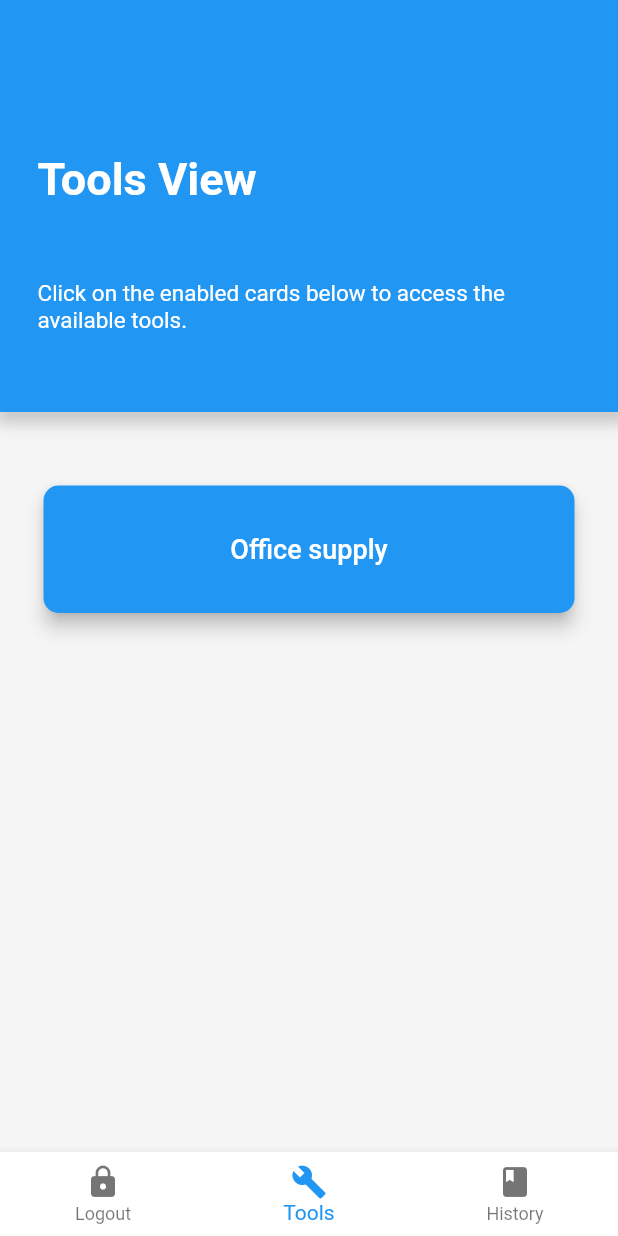
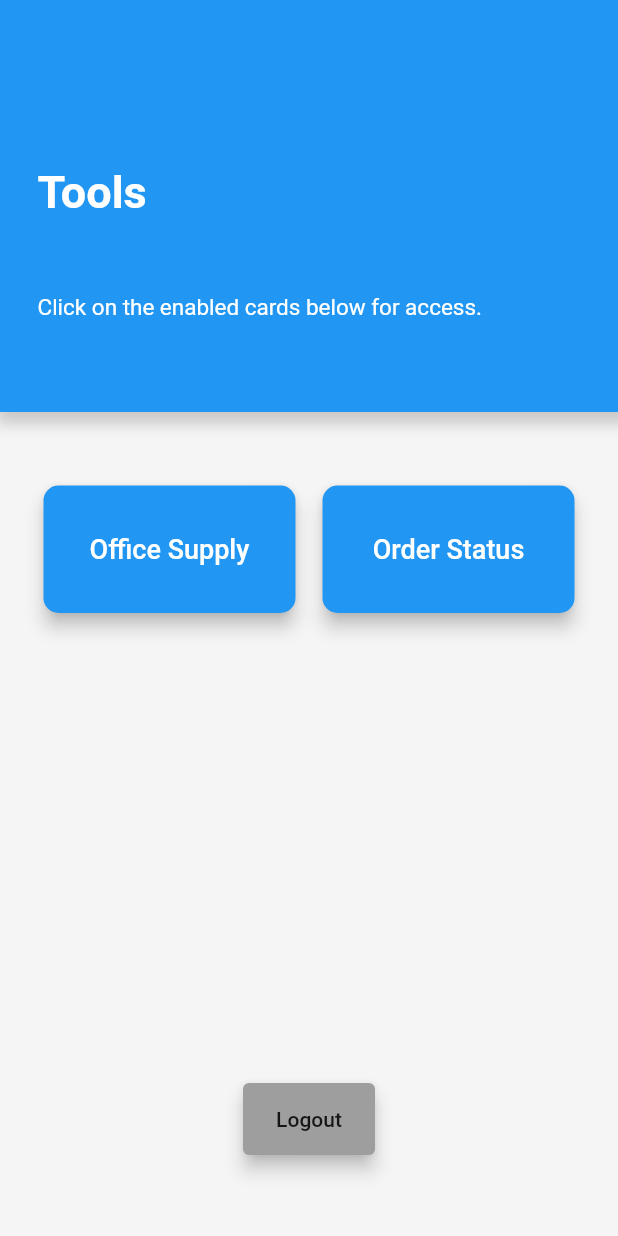
Before and after one commit to hugorodro/Handy-man-flutter-app, a Flutter app: the HomeScreen screen opened by its route, on a phone screen of 412 x 824 dp. Run offline on Flutter 3.47's test engine with Material 2 defaults, Android fonts, the phone set to English and light mode, and no system bars; project files that could hold a hidden picture were left out.

Commit message:
Minor flow changes

```diff
--- a/lunacon_app/lib/screens/homeScreen.dart
+++ b/lunacon_app/lib/screens/homeScreen.dart
@@ -8,105 +8,105 @@ class HomeScreen extends StatefulWidget {
 }
 
 class _HomeScreenState extends State<HomeScreen> {
-  int _selectedIndex;
+  // int _selectedIndex;
   String _title;
   String _instructions;
 
   @override
   void initState() {
     super.initState();
-    _selectedIndex = 1;
-    _title = "Tools View";
+    // _selectedIndex = 1;
+    _title = "Tools";
     _instructions =
-        "Click on the enabled cards below to access the available tools.";
+        "Click on the enabled cards below for access.";
   }
 
-  void switchTab(int index) {
-    setState(() {
-      _selectedIndex = index;
-      if (_selectedIndex == 0) {
-        clearCart();
-        authToken = null;
-        Navigator.pushNamed(context, '/login');
-      } else if (_selectedIndex == 1) {
-        _title = "Tools View";
-        _instructions =
-            "Click on the enabled cards to access the available tools.";
-      } else {
-        _title = "History View";
-        _instructions =
-            "Click on the enabled cards below to check your history and current statuses.";
-      }
-    });
-  }
+  // void switchTab(int index) {
+  //   setState(() {
+  //     _selectedIndex = index;
+  //     if (_selectedIndex == 0) {
+  //       clearCart();
+  //       authToken = null;
+  //       Navigator.pushNamed(context, '/login');
+  //     } else if (_selectedIndex == 1) {
+  //       _title = "Tools View";
+  //       _instructions =
+  //           "Click on the enabled cards to access the available tools.";
+  //     } else {
+  //       _title = "History View";
+  //       _instructions =
+  //           "Click on the enabled cards below to check your history and current statuses.";
+  //     }
+  //   });
+  // }
 
-  buildTable(context, int index) {
-    if (index == 1) {
+  buildTable(context,) {
+    // if (index == 1) {
       return Table(children: <TableRow>[
         TableRow(children: <Widget>[
           HomeMenuCard(
-              aCaption: 'Office supply', aRoute: '/supply', isDisabled: false),
-          // HomeMenuCard(aCaption: 'Equipment', aRoute: '', isDisabled: true),
-        ]),
+              aCaption: 'Office Supply', aRoute: '/supply', isDisabled: false),
+          HomeMenuCard(aCaption: 'Order Status', aRoute: '/supplyStatus', isDisabled: false),
+        ])]);
         // TableRow(children: <Widget>[
         //   HomeMenuCard(
         //       aCaption: 'Certifications', aRoute: '', isDisabled: true),
         //   HomeMenuCard(aCaption: 'Materials', aRoute: '', isDisabled: true),
         // ])
-      ]);
-    } else {
-      return Table(children: <TableRow>[
-        TableRow(children: <Widget>[
-          HomeMenuCard(
-            aCaption: 'Office supply',
-            aRoute: '/supplyStatus',
-            isDisabled: false,
-          ),
-          // HomeMenuCard(
-          //   aCaption: 'Equipment',
-          //   aRoute: '',
-          //   isDisabled: true,
-          // ),
-        ]),
-        // TableRow(children: <Widget>[
-        //   HomeMenuCard(
-        //       aCaption: 'Certifications', aRoute: '', isDisabled: true),
-        //   HomeMenuCard(
-        //     aCaption: 'Materials',
-        //     aRoute: '',
-        //     isDisabled: true,
-        //   ),
-        // ])
-      ]);
-    }
+    //   ]);
+    // } else {
+    //   return Table(children: <TableRow>[
+    //     TableRow(children: <Widget>[
+    //       HomeMenuCard(
+    //         aCaption: 'Office supply',
+    //         aRoute: '/supplyStatus',
+    //         isDisabled: false,
+    //       ),
+    //       // HomeMenuCard(
+    //       //   aCaption: 'Equipment',
+    //       //   aRoute: '',
+    //       //   isDisabled: true,
+    //       // ),
+    //     ]),
+    //     // TableRow(children: <Widget>[
+    //     //   HomeMenuCard(
+    //     //       aCaption: 'Certifications', aRoute: '', isDisabled: true),
+    //     //   HomeMenuCard(
+    //     //     aCaption: 'Materials',
+    //     //     aRoute: '',
+    //     //     isDisabled: true,
+    //     //   ),
+    //     // ])
+    //   ]);
+    // }
   }
 
   Widget build(BuildContext context) {
     return Scaffold(
         backgroundColor: Colors.grey[100],
-        bottomNavigationBar: BottomNavigationBar(
-          backgroundColor: Colors.white, elevation: 5,
-          currentIndex:
-              _selectedIndex, // this will be set when a new tab is tapped
-          onTap: (index) {
-            switchTab(index);
-          },
-          selectedItemColor: Colors.blue,
-          items: [
-            BottomNavigationBarItem(
-              icon: Icon(Icons.lock),
-              title: Text('Logout'),
-            ),
-            BottomNavigationBarItem(
-              icon: Icon(Icons.build),
-              title: Text('Tools'),
-            ),
-            BottomNavigationBarItem(
-              icon: Icon(Icons.book),
-              title: Text('History'),
-            ),
-          ],
-        ),
+        // bottomNavigationBar: BottomNavigationBar(
+        //   backgroundColor: Colors.white, elevation: 5,
+        //   currentIndex:
+        //       _selectedIndex, // this will be set when a new tab is tapped
+        //   onTap: (index) {
+        //     switchTab(index);
+        //   },
+        //   selectedItemColor: Colors.blue,
+        //   items: [
+        //     BottomNavigationBarItem(
+        //       icon: Icon(Icons.lock),
+        //       title: Text('Logout'),
+        //     ),
+        //     BottomNavigationBarItem(
+        //       icon: Icon(Icons.build),
+        //       title: Text('Tools'),
+        //     ),
+        //     BottomNavigationBarItem(
+        //       icon: Icon(Icons.book),
+        //       title: Text('History'),
+        //     ),
+        //   ],
+        // ),
         body: Column(
           mainAxisAlignment: MainAxisAlignment.center,
           children: <Widget>[
@@ -151,22 +151,24 @@ class _HomeScreenState extends State<HomeScreen> {
             Expanded(
               child: Container(
                 padding: EdgeInsets.fromLTRB(20, 40, 20, 20),
-                child: buildTable(context, _selectedIndex),
+                child: buildTable(context),
               ),
             ),
-            // SizedBox(
-            //   height: 15,
-            // ),
-            // FlatButton(
-            //     child: Text("Logout"),
-            //     onPressed: () {
-            //       clearCart();
-            //       authToken = null;
-            //       Navigator.pop(context, '/login');
-            //     }),
-            // SizedBox(
-            //   height: 15,
-            // ),
+            SizedBox(
+              height: 15,
+            ),
+            Card(color: Colors.grey, elevation: 5,
+                          child: FlatButton(
+                  child: Text("Logout"),
+                  onPressed: () {
+                    clearCart();
+                    authToken = null;
+                    Navigator.pushNamed(context, '/login');
+                  }),
+            ),
+            SizedBox(
+              height: 50,
+            ),
           ],
         ));
   }
```
Also changed, not shown: lunacon_app/lib/data/cart_module.dart (+5 -3 lines), lunacon_app/lib/screens/cartScreen.dart (+16 -11 lines), lunacon_app/lib/screens/osScreen.dart (+5 -5 lines).
